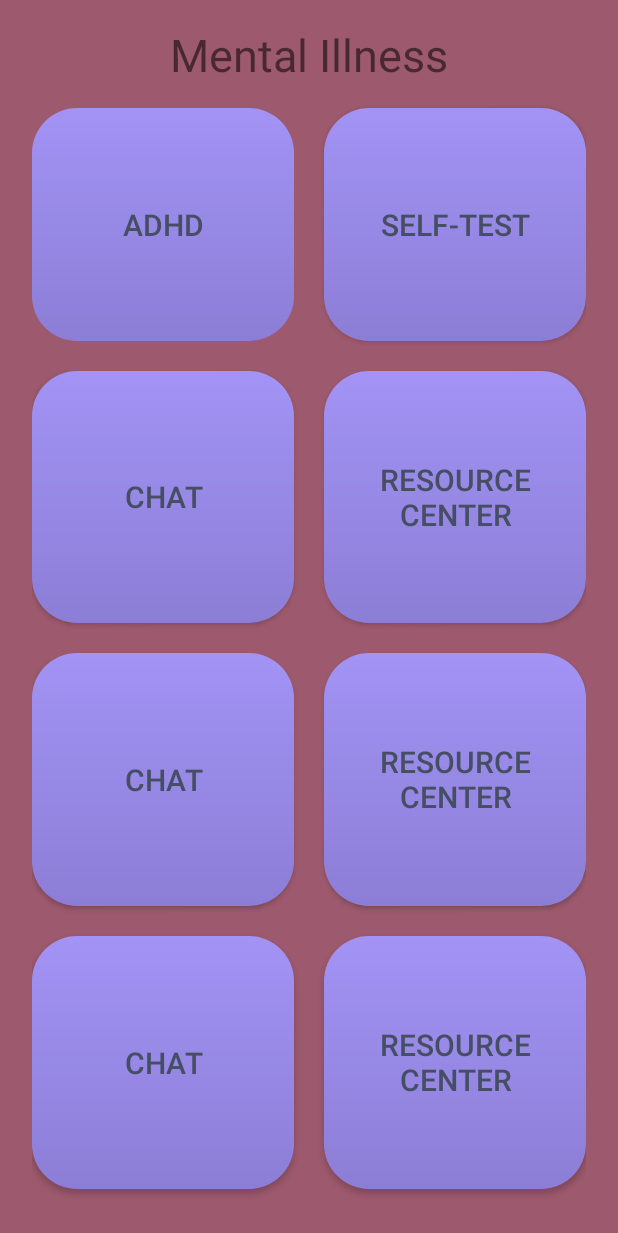
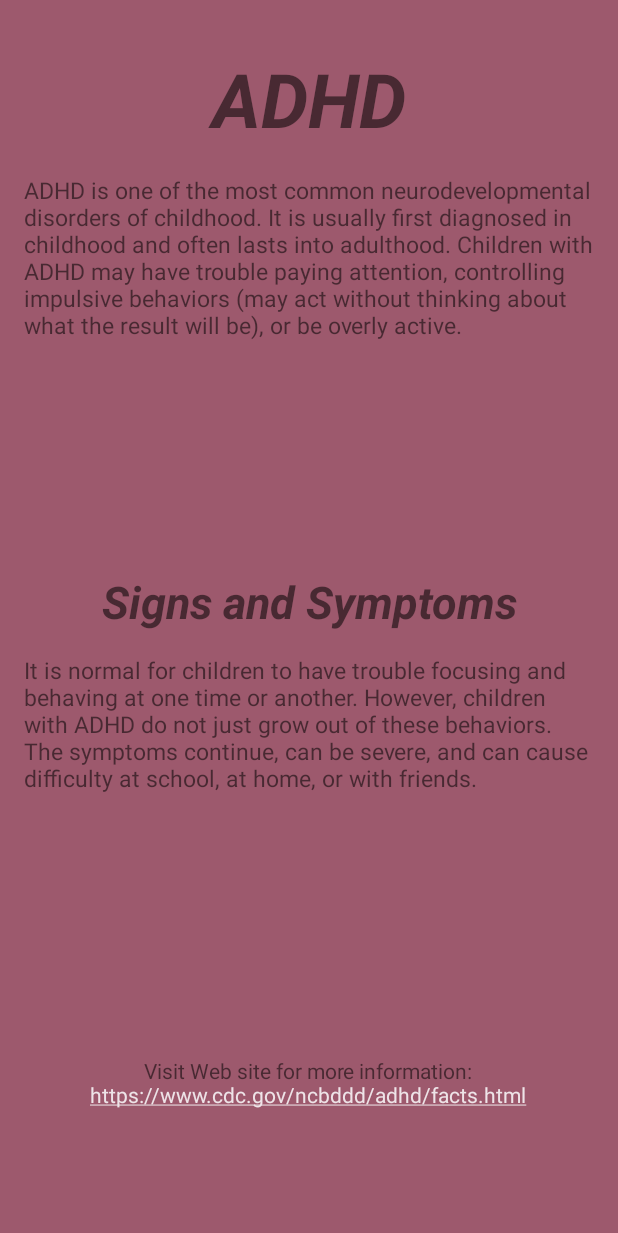
Before and after one commit to jphong1111/Mental_Health_Care, an Android app: the Menu1 screen opened directly, with no data from a screen before it, after a tap on "ADHD", on a phone screen of 412 x 824 dp. Shown: the top 1233 px of the screen. Run offline under Robolectric (Android 15) with nearby library versions, the phone set to English and light mode, and no system bars.

Commit message:
final commit before ending menu3

```diff
--- a/app/src/main/AndroidManifest.xml
+++ b/app/src/main/AndroidManifest.xml
@@ -35,6 +35,10 @@
                 <category android:name="android.intent.category.LAUNCHER" />
             </intent-filter>
         </activity>
+        <activity android:name=".Menu1_1"></activity>
+        <activity android:name=".Menu1_2"></activity>
+        <activity android:name=".Menu1_3"></activity>
+        <activity android:name=".Menu1_4"></activity>
         <activity android:name=".Menu2">
             <intent-filter>
                 <action android:name="android.intent.action.MAIN" />
--- a/app/src/main/java/com/example/mental_health_care/Menu1.java
+++ b/app/src/main/java/com/example/mental_health_care/Menu1.java
@@ -15,17 +15,49 @@ public class Menu1 extends AppCompatActivity {
         super.onCreate(savedInstanceState);
         setContentView(R.layout.menu1);
 
-        Button buttonStartQuiz = findViewById(R.id.ADHD_Button);
-        buttonStartQuiz.setOnClickListener(new View.OnClickListener() {
+
+//How ADHD Button works
+        Button ADHD_Button = (Button) findViewById(R.id.button1);
+        ADHD_Button.setOnClickListener(new View.OnClickListener() {
             @Override
             public void onClick(View v) {
+                Intent go_ADHD = new Intent(Menu1.this,Menu1_1.class);
+                startActivity(go_ADHD);
 
             }
-
         });
 
+//How Depression Button works
+
+        Button Panic_Button = (Button) findViewById(R.id.button2);
+        Panic_Button.setOnClickListener(new View.OnClickListener() {
+            @Override
+            public void onClick(View v) {
+                Intent go_Panic = new Intent(Menu1.this,Menu1_2.class);
+                startActivity(go_Panic);
+            }
+        });
+
+        //How Panic Button works
+        Button Depression_Button = (Button) findViewById(R.id.button3);
+        Depression_Button.setOnClickListener(new View.OnClickListener() {
+            @Override
+            public void onClick(View v) {
+                Intent go_depression = new Intent(Menu1.this,Menu1_3.class);
+                startActivity(go_depression);
+            }
+        });
+
+        //How Dependence button works
+        Button dependence_button = (Button) findViewById(R.id.button4);
+        dependence_button.setOnClickListener(new View.OnClickListener() {
+            @Override
+            public void onClick(View v) {
+                Intent dependence_button = new Intent(Menu1.this,Menu1_4.class);
+                startActivity(dependence_button);
+            }
+        });
+    }
 
 
     }
-
-}
--- a/app/src/main/java/com/example/mental_health_care/Menu1_1.java
+++ b/app/src/main/java/com/example/mental_health_care/Menu1_1.java
@@ -1,14 +1,35 @@
 package com.example.mental_health_care;
 
 import android.os.Bundle;
+import android.text.util.Linkify;
+import android.widget.TextView;
 
 import androidx.appcompat.app.AppCompatActivity;
-
+//menu for ADHD
 public class Menu1_1 extends AppCompatActivity {
 
     @Override
     protected void onCreate(Bundle savedInstanceState) {
         super.onCreate(savedInstanceState);
         setContentView(R.layout.menu1_1);
+
+        final TextView myClickableUrl = (TextView) findViewById(R.id.WebSite_Text);
+        myClickableUrl.setText("Visit Web site for more information:\nhttps://www.cdc.gov/ncbddd/adhd/facts.html");
+        Linkify.addLinks(myClickableUrl, Linkify.WEB_URLS);
+
+        TextView sick_name = (TextView)findViewById(R.id.mental_name);
+        sick_name.setText("ADHD");
+
+        TextView description = (TextView)findViewById(R.id.description);
+        description.setText("ADHD is one of the most common neurodevelopmental disorders of childhood. It " +
+                "is usually first diagnosed in childhood and often lasts into adulthood. Children with ADHD m" +
+                "ay have trouble paying attention, controlling impulsive behaviors (may act without thinkin" +
+                "g about what the result will be), or be overly active.");
+
+        TextView description2 = (TextView)findViewById(R.id.description_2);
+        description2.setText("It is normal for children to have trouble focusing and behaving at" +
+                " one time or another. However, children with ADHD do not just grow out of these " +
+                "behaviors. The symptoms continue, can be severe, and can cause difficulty at school," +
+                " at home, or with friends.");
     }
 }
--- a/app/src/main/java/com/example/mental_health_care/Menu2_2.java
+++ b/app/src/main/java/com/example/mental_health_care/Menu2_2.java
@@ -23,7 +23,10 @@ public class Menu2_2 extends AppCompatActivity {
 
 
         if(result_score == 1) {
-            showNextResult("test1");
+            showNextResult("Your answers suggest that you have some of the same symptoms common " +
+                    "in people suffering from depression. Since this quiz is not meant to replace " +
+                    "a professional diagnosis, you should follow up with your doctor or a mental" +
+                    " health worker for an assessment.");
         }
         else {
 
--- a/app/src/main/java/com/example/mental_health_care/QuizDbHelper.java
+++ b/app/src/main/java/com/example/mental_health_care/QuizDbHelper.java
@@ -54,6 +54,12 @@ public class QuizDbHelper extends SQLiteOpenHelper {
         addQuestion(q6);
         Question q7 = new Question("If you've had any days with issues above, how difficult have these problems made it for you at work, home, school, or with other people?", "Not at all", "Several days", "More than half the days", "Nearly every day",1);
         addQuestion(q7);
+        Question q8 = new Question("Little interest or pleasure in doing things", "Not at all", "Several days", "More than half the days", "Nearly every day",1);
+        addQuestion(q8);
+        Question q9 = new Question("Feeling down, depressed, or hopeless", "Not at all", "Several days", "More than half the days", "Nearly every day",1);
+        addQuestion(q9);
+        Question q10 = new Question("Trouble falling or staying asleep, or sleeping too much", "Not at all", "Several days", "More than half the days", "Nearly every day",1);
+        addQuestion(q10);
     }
     private void addQuestion(Question question) {
         ContentValues cv = new ContentValues();
--- a/app/src/main/res/layout/menu1.xml
+++ b/app/src/main/res/layout/menu1.xml
@@ -29,7 +29,7 @@
             >
 
             <Button
-                android:id="@+id/ADHD_Button"
+                android:id="@+id/button1"
                 style="@style/Widget.AppCompat.Button.Borderless"
                 android:layout_width="0dp"
                 android:layout_height="match_parent"
@@ -53,7 +53,7 @@
                 android:layout_marginBottom="10dp"
                 android:layout_weight="1"
                 android:background="@drawable/button_color"
-                android:text="Self-Test"
+                android:text="Depression"
                 android:textColor="#464e64"
 
                 android:textSize="20dp" />
@@ -73,7 +73,7 @@
                 android:layout_marginBottom="10dp"
                 android:layout_weight="1"
                 android:background="@drawable/button_color"
-                android:text="Chat"
+                android:text="Panic"
                 android:textColor="#464e64"
                 android:textSize="20dp" />
 
@@ -86,7 +86,7 @@
                 android:layout_marginBottom="10dp"
                 android:layout_weight="1"
                 android:background="@drawable/button_color"
-                android:text="Resource Center"
+                android:text="Dependence"
                 android:textColor="#464e64"
                 android:textSize="20dp" />
         </TableRow>
@@ -104,7 +104,7 @@
                 android:layout_marginBottom="10dp"
                 android:layout_weight="1"
                 android:background="@drawable/button_color"
-                android:text="Chat"
+                android:text="Stress"
                 android:textColor="#464e64"
                 android:textSize="20dp" />
 
@@ -117,7 +117,7 @@
                 android:layout_marginBottom="10dp"
                 android:layout_weight="1"
                 android:background="@drawable/button_color"
-                android:text="Resource Center"
+                android:text="Dementia"
                 android:textColor="#464e64"
                 android:textSize="20dp" />
         </TableRow>
@@ -135,7 +135,7 @@
                 android:layout_marginBottom="10dp"
                 android:layout_weight="1"
                 android:background="@drawable/button_color"
-                android:text="Chat"
+                android:text="Phobia"
                 android:textColor="#464e64"
                 android:textSize="20dp" />
 
@@ -148,7 +148,7 @@
                 android:layout_marginBottom="10dp"
                 android:layout_weight="1"
                 android:background="@drawable/button_color"
-                android:text="Resource Center"
+                android:text="Dysthymia"
                 android:textColor="#464e64"
                 android:textSize="20dp" />
         </TableRow>
--- a/app/src/main/res/layout/menu1_1.xml
+++ b/app/src/main/res/layout/menu1_1.xml
@@ -1,5 +1,61 @@
 <?xml version="1.0" encoding="utf-8"?>
 <RelativeLayout xmlns:android="http://schemas.android.com/apk/res/android"
-    android:layout_width="match_parent" android:layout_height="match_parent">
+    android:layout_width="match_parent"
+    android:layout_height="match_parent"
+    android:padding="16dp"
+    android:background="#9d596d"
+
+    >
+
+    <TextView
+        android:id="@+id/mental_name"
+        android:layout_width="match_parent"
+        android:layout_height="100dp"
+        android:text="name"
+        android:textSize="50sp"
+        android:layout_centerHorizontal="true"
+        android:gravity="center"
+        android:textStyle="bold|italic"
+        />
+
+    <TextView
+        android:id="@+id/description"
+        android:layout_width="match_parent"
+        android:layout_height="250dp"
+        android:layout_below="@id/mental_name"
+        android:text="text here"
+        android:textSize="15sp"
+        />
+    <TextView
+        android:id="@+id/symptom"
+        android:layout_width="match_parent"
+        android:layout_height="70dp"
+        android:layout_below="@id/description"
+        android:text="Signs and Symptoms"
+        android:gravity="center"
+        android:layout_centerHorizontal="true"
+        android:textSize="30sp"
+        android:textStyle="bold|italic"
+        />
+
+    <TextView
+        android:id="@+id/description_2"
+        android:layout_width="match_parent"
+        android:layout_height="200dp"
+        android:layout_below="@id/symptom"
+        android:text="text here"
+        android:textSize="15sp"
+        />
+
+    <TextView
+        android:text="\n www.stackoverflow.com"
+        android:id="@+id/WebSite_Text"
+        android:layout_height="match_parent"
+        android:layout_width="wrap_content"
+        android:gravity="center"
+        android:layout_centerHorizontal="true"
+        android:autoLink="web"
+        android:layout_below="@id/description_2">
+    </TextView>
 
 </RelativeLayout>
--- a/app/src/main/res/layout/menu2.xml
+++ b/app/src/main/res/layout/menu2.xml
@@ -19,8 +19,8 @@
         android:layout_width="match_parent"
         android:layout_height="200dp"
         android:gravity="center"
-        android:text="3 - Minutes Depression Test \n\n\n This is a 7 questions test for diagnosing,\nmonitoring, and measuring the severity of depression."
-        android:textSize="20dp"
+        android:text="3 - Minutes Depression Test \n\n\n This is a 10 questions test for diagnosing,\nmonitoring, and measuring the severity of depression."
+        android:textSize="20sp"
 
         >
 
@@ -41,7 +41,7 @@
         android:layout_centerHorizontal="true"
         android:gravity="center"
         android:text="Take Test"
-        android:textSize="20dp"
+        android:textSize="20sp"
         />
 
     <ImageButton
--- a/app/src/main/res/layout/menu2_2.xml
+++ b/app/src/main/res/layout/menu2_2.xml
@@ -25,7 +25,7 @@
         android:layout_height="wrap_content"
         android:text="Go Menu"
         android:layout_below="@id/test_result"
-        android:layout_marginTop="50dp"
+        android:layout_marginTop="150dp"
         android:gravity="center"
         android:layout_centerHorizontal="true"
         />
```
Also changed, not shown: app/src/main/java/com/example/mental_health_care/Menu1_2.java (added, +39 -0 lines), app/src/main/java/com/example/mental_health_care/Menu1_3.java (added, +38 -0 lines), app/src/main/java/com/example/mental_health_care/Menu1_4.java (added, +36 -0 lines).
